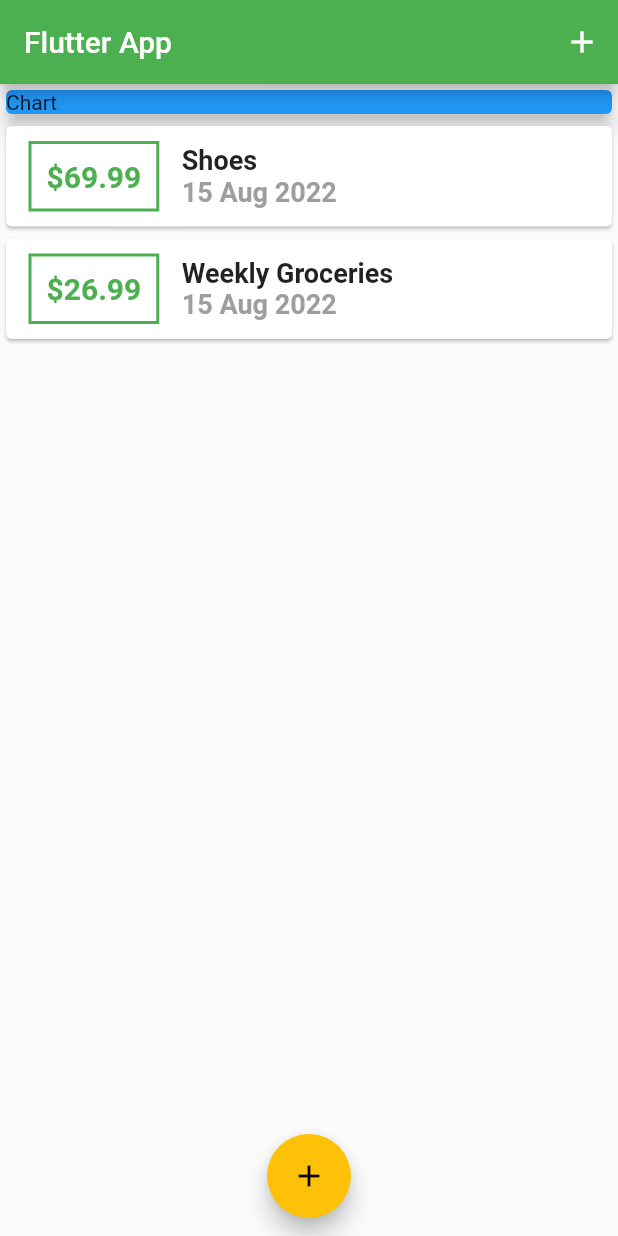
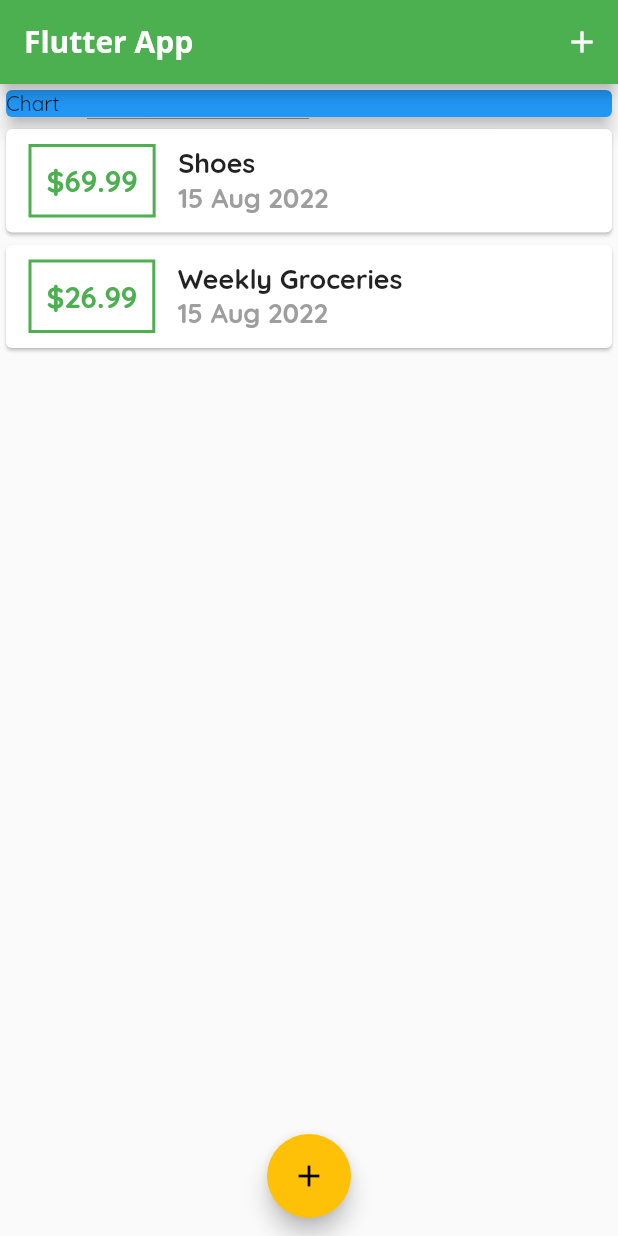
Before and after one commit to sushantbramhacharya/flutter_learning, a Flutter app: the screen it shows after launch, on a phone screen of 412 x 824 dp. Run offline on Flutter 3.47's test engine with Material 2 defaults, Android fonts, the phone set to English and light mode, and no system bars.

Commit message:
Theme Fonts and Custom Appbar Fonts

```diff
--- a/project_2/lib/main.dart
+++ b/project_2/lib/main.dart
@@ -17,7 +17,16 @@ class MyApp extends StatelessWidget
       debugShowCheckedModeBanner: false,
       home:MyHomePage(),
       theme: ThemeData(primarySwatch: Colors.green,
-      accentColor: Colors.amber),
+      accentColor: Colors.amber,
+      fontFamily: 'Quicksand',
+      appBarTheme: AppBarTheme(
+      titleTextStyle: TextStyle(
+        fontFamily: "OpenSans",
+        fontWeight: FontWeight.bold,
+        fontSize: 20,
+        color: Colors.white
+      )
+      )),
       title: 'Flutter App',
     );
   }
```
Also changed, not shown: project_2/pubspec.yaml (+11 -6 lines), project_2/assets/fonts/OpenSans-Bold.ttf (added), project_2/assets/fonts/OpenSans-Regular.ttf (added), project_2/assets/fonts/Quicksand-Bold.ttf (added), project_2/assets/fonts/Quicksand-Light.ttf (added), project_2/assets/fonts/Quicksand-Medium.ttf (added), project_2/assets/fonts/Quicksand-Regular.ttf (added).
